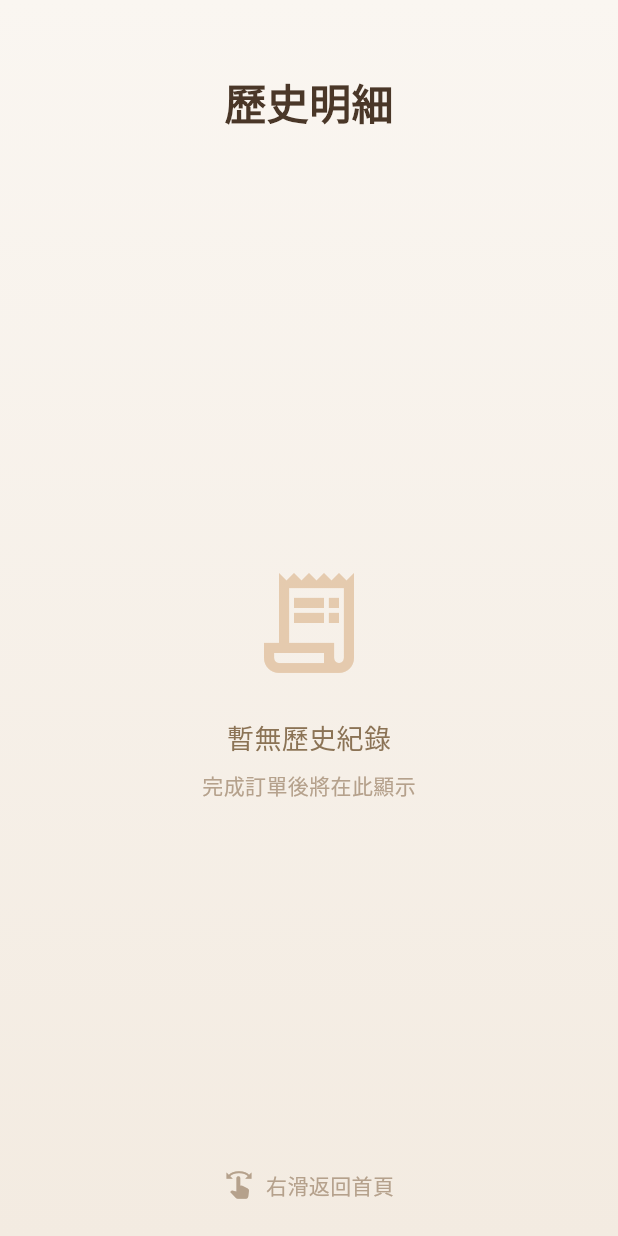
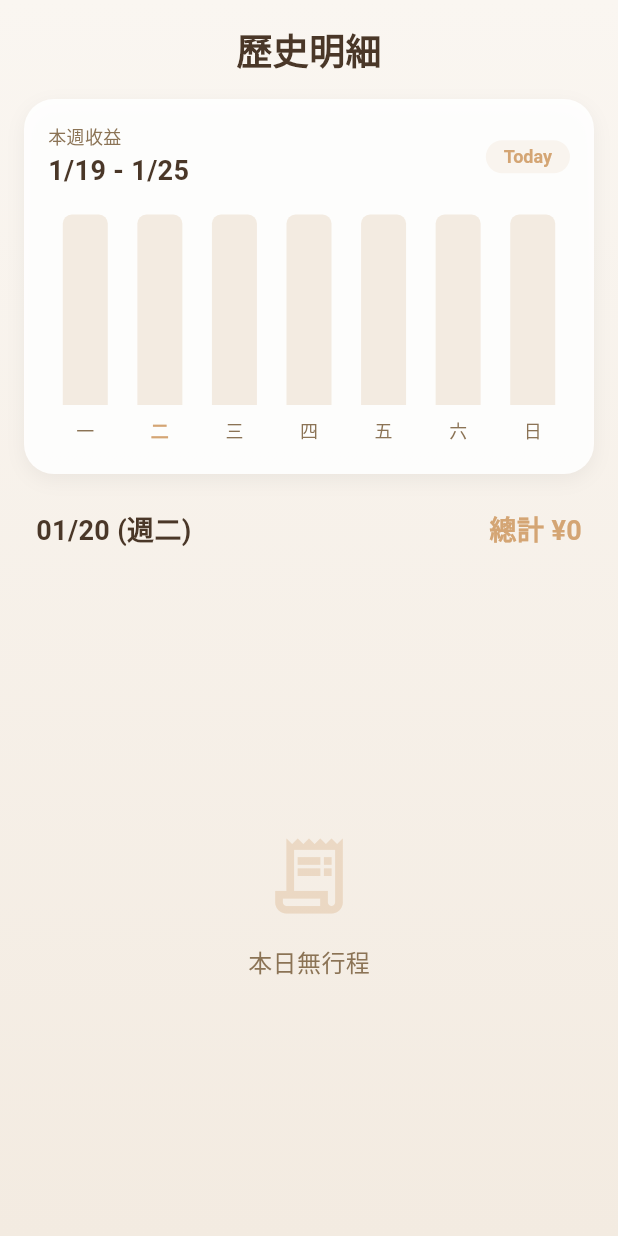
Before and after one commit to lee81116/ZooZoo_v1.0, a Flutter app: the DriverHistoryPage widget shown alone on an empty page, opened directly, on a phone screen of 412 x 824 dp. Run offline on Flutter 3.47's test engine with Material 3 defaults, Android fonts, the phone set to English and light mode, and no system bars; drawn by our look-alikes of fl_chart; our stand-ins replace flutter_map, go_router, latlong2, sensors_plus, shared_preferences; missing offline and left inert: mapbox_maps_flutter; accounts and stored records are empty.

Commit message:
historage page update

```diff
--- a/zoozoo_v1/lib/features/driver/history/presentation/pages/driver_history_page.dart
+++ b/zoozoo_v1/lib/features/driver/history/presentation/pages/driver_history_page.dart
@@ -1,6 +1,6 @@
 import 'package:flutter/material.dart';
 import 'package:intl/intl.dart';
-
+import '../widgets/weekly_earnings_chart.dart';
 import '../../../../../core/models/driver_order_history.dart';
 import '../../../../../core/services/order/order_storage_service.dart';
 import '../../../../../core/theme/app_colors.dart';
@@ -17,13 +17,47 @@ class _DriverHistoryPageState extends State<DriverHistoryPage> {
   final OrderStorageService _storageService = OrderStorageService();
   List<DriverOrderHistory> _history = [];
   bool _isLoading = true;
-  int _totalEarnings = 0;
-  double _totalDistance = 0.0;
+
+  // Week navigation
+  late DateTime _currentWeekStart;
+
+  // Data for the chart
+  Map<DateTime, int> _dailyEarnings = {};
+  DateTime? _selectedDate;
 
   @override
   void initState() {
     super.initState();
+    // Initialize to start of current week (Monday)
+    final now = DateTime.now();
+    // In Dart, weekday 1 is Monday, 7 is Sunday.
+    // We want the start of the week.
+    _currentWeekStart = DateTime(now.year, now.month, now.day).subtract(Duration(days: now.weekday - 1));
+    _selectedDate = DateTime(now.year, now.month, now.day);
     _loadHistory();
+  }
+
+  // Filtered history list based on selection
+  List<DriverOrderHistory> get _filteredHistory {
+    if (_selectedDate == null) {
+      return _history; // Fail-safe
+    }
+    return _history.where((order) => DateUtils.isSameDay(order.completedAt, _selectedDate)).toList();
+  }
+
+  int get _displayedTotalEarnings {
+     if (_selectedDate == null) return 0;
+     return _dailyEarnings[_selectedDate] ?? 0;
+  }
+
+  // Data for the chart for the CURRENTLY VIEWED week
+  Map<DateTime, int> get _currentWeekEarnings {
+    final Map<DateTime, int> weekData = {};
+    for (int i = 0; i < 7; i++) {
+      final date = _currentWeekStart.add(Duration(days: i));
+      weekData[date] = _dailyEarnings[date] ?? 0;
+    }
+    return weekData;
   }
 
   Future<void> _loadHistory() async {
@@ -31,23 +65,65 @@ class _DriverHistoryPageState extends State<DriverHistoryPage> {
 
     try {
       final history = await _storageService.getOrderHistory();
-      final earnings = await _storageService.getTotalEarnings();
-      final distance = await _storageService.getTotalDistance();
+
+      // Process ALL history into daily earnings map
+      final Map<DateTime, int> dailyEarnings = {};
+
+      for (var order in history) {
+        final date = DateTime(
+          order.completedAt.year,
+          order.completedAt.month,
+          order.completedAt.day,
+        );
+        dailyEarnings[date] = (dailyEarnings[date] ?? 0) + order.price;
+      }
 
       setState(() {
         _history = history;
-        _totalEarnings = earnings;
-        _totalDistance = distance;
+        _dailyEarnings = dailyEarnings;
         _isLoading = false;
       });
     } catch (e) {
-      setState(() => _isLoading = false);
       if (mounted) {
+        setState(() => _isLoading = false);
         ScaffoldMessenger.of(context).showSnackBar(
           SnackBar(content: Text('載入失敗: $e')),
         );
       }
     }
+  }
+
+  void _onDaySelected(DateTime date) {
+    setState(() {
+      _selectedDate = date;
+    });
+  }
+
+  void _previousWeek() {
+    setState(() {
+      _currentWeekStart = _currentWeekStart.subtract(const Duration(days: 7));
+      // Reset selection to the first day of that week? Or keep relative day?
+      // Let's reset to Monday of that week for simplicity, or keep null?
+      // Apple Health usually keeps the selection if you tap, but if just swiping...
+      // Let's select the first day of the new week to avoid confusion
+      _selectedDate = _currentWeekStart;
+    });
+  }
+
+  void _nextWeek() {
+    setState(() {
+      _currentWeekStart = _currentWeekStart.add(const Duration(days: 7));
+      _selectedDate = _currentWeekStart;
+    });
+  }
+
+  void _goToToday() {
+    final now = DateTime.now();
+    final today = DateTime(now.year, now.month, now.day);
+    setState(() {
+      _currentWeekStart = today.subtract(Duration(days: today.weekday - 1));
+      _selectedDate = today;
+    });
   }
 
   @override
@@ -59,82 +135,70 @@ class _DriverHistoryPageState extends State<DriverHistoryPage> {
       child: SafeArea(
         child: Column(
           children: [
-            const SizedBox(height: 48),
+            const SizedBox(height: 16),
             const Text(
               '歷史明細',
               style: TextStyle(
-                fontSize: 28,
+                fontSize: 24,
                 fontWeight: FontWeight.bold,
                 color: AppColors.accent,
               ),
             ),
+            const SizedBox(height: 16),
+
+            // Weekly Earnings Chart
+            if (!_isLoading)
+              SizedBox(
+                height: 250,
+                child: WeeklyEarningsChart(
+                  dailyEarnings: _currentWeekEarnings,
+                  selectedDate: _selectedDate,
+                  onDaySelected: _onDaySelected,
+                  weekStartDate: _currentWeekStart,
+                  onPreviousWeek: _previousWeek,
+                  onNextWeek: _nextWeek,
+                  onToday: _goToToday,
+                ),
+              ),
+
             const SizedBox(height: 24),
 
-            // Statistics cards
-            if (!_isLoading && _history.isNotEmpty)
+            // Selected Day Summary
+            if (_selectedDate != null)
               Padding(
                 padding: const EdgeInsets.symmetric(horizontal: 24),
                 child: Row(
+                  mainAxisAlignment: MainAxisAlignment.spaceBetween,
                   children: [
-                    Expanded(
-                      child: _StatCard(
-                        icon: Icons.receipt_long,
-                        label: '訂單數',
-                        value: '${_history.length}',
+                    Text(
+                      DateFormat('MM/dd (E)', 'zh_TW').format(_selectedDate!),
+                      style: const TextStyle(
+                        fontSize: 18,
+                        fontWeight: FontWeight.bold,
+                        color: AppColors.textPrimary,
                       ),
                     ),
-                    const SizedBox(width: 12),
-                    Expanded(
-                      child: _StatCard(
-                        icon: Icons.attach_money,
-                        label: '總收入',
-                        value: '¥$_totalEarnings',
-                      ),
-                    ),
-                    const SizedBox(width: 12),
-                    Expanded(
-                      child: _StatCard(
-                        icon: Icons.route,
-                        label: '總里程',
-                        value: '${_totalDistance.toStringAsFixed(1)} km',
+                    Text(
+                      '總計 ¥$_displayedTotalEarnings',
+                      style: const TextStyle(
+                        fontSize: 18,
+                        fontWeight: FontWeight.bold,
+                        color: AppColors.primary,
                       ),
                     ),
                   ],
                 ),
               ),
 
-            const SizedBox(height: 16),
+             const SizedBox(height: 16),
 
-            // History list
+            // History list for selected day
             Expanded(
               child: _isLoading
                   ? const Center(child: CircularProgressIndicator())
-                  : _history.isEmpty
+                  : _filteredHistory.isEmpty
                       ? _buildEmptyState()
                       : _buildHistoryList(),
-            ),
-
-            // Swipe hint
-            const Padding(
-              padding: EdgeInsets.only(bottom: 24),
-              child: Row(
-                mainAxisAlignment: MainAxisAlignment.center,
-                children: [
-                  Icon(
-                    Icons.swipe,
-                    color: AppColors.textHint,
-                    size: 20,
-                  ),
-                  SizedBox(width: 8),
-                  Text(
-                    '右滑返回首頁',
-                    style: TextStyle(
-                      color: AppColors.textHint,
-                      fontSize: 14,
-                    ),
-                  ),
-                ],
-              ),
             ),
           ],
         ),
@@ -149,23 +213,15 @@ class _DriverHistoryPageState extends State<DriverHistoryPage> {
         children: [
           Icon(
             Icons.receipt_long_outlined,
-            size: 80,
-            color: AppColors.primary.withOpacity(0.5),
+            size: 60,
+            color: AppColors.primary.withOpacity(0.3),
           ),
-          const SizedBox(height: 24),
+          const SizedBox(height: 16),
           const Text(
-            '暫無歷史紀錄',
+            '本日無行程',
             style: TextStyle(
-              fontSize: 18,
+              fontSize: 16,
               color: AppColors.textSecondary,
-            ),
-          ),
-          const SizedBox(height: 8),
-          const Text(
-            '完成訂單後將在此顯示',
-            style: TextStyle(
-              fontSize: 14,
-              color: AppColors.textHint,
             ),
           ),
         ],
@@ -174,69 +230,17 @@ class _DriverHistoryPageState extends State<DriverHistoryPage> {
   }
 
   Widget _buildHistoryList() {
-    return RefreshIndicator(
-      onRefresh: _loadHistory,
-      child: ListView.builder(
-        padding: const EdgeInsets.symmetric(horizontal: 16),
-        itemCount: _history.length,
-        itemBuilder: (context, index) {
-          final order = _history[index];
-          return _OrderHistoryCard(order: order);
-        },
-      ),
-    );
-  }
-}
+    // Sort by time descending
+    final sortedList = List<DriverOrderHistory>.from(_filteredHistory)
+      ..sort((a, b) => b.completedAt.compareTo(a.completedAt));
 
-/// Statistics card widget
-class _StatCard extends StatelessWidget {
-  final IconData icon;
-  final String label;
-  final String value;
-
-  const _StatCard({
-    required this.icon,
-    required this.label,
-    required this.value,
-  });
-
-  @override
-  Widget build(BuildContext context) {
-    return Container(
-      padding: const EdgeInsets.all(12),
-      decoration: BoxDecoration(
-        color: Colors.white.withOpacity(0.9),
-        borderRadius: BorderRadius.circular(16),
-        boxShadow: [
-          BoxShadow(
-            color: Colors.black.withOpacity(0.05),
-            blurRadius: 10,
-            offset: const Offset(0, 4),
-          ),
-        ],
-      ),
-      child: Column(
-        children: [
-          Icon(icon, color: AppColors.primary, size: 24),
-          const SizedBox(height: 4),
-          Text(
-            label,
-            style: const TextStyle(
-              fontSize: 11,
-              color: AppColors.textSecondary,
-            ),
-          ),
-          const SizedBox(height: 2),
-          Text(
-            value,
-            style: const TextStyle(
-              fontSize: 14,
-              fontWeight: FontWeight.bold,
-              color: AppColors.textPrimary,
-            ),
-          ),
-        ],
-      ),
+    return ListView.builder(
+      padding: const EdgeInsets.symmetric(horizontal: 16),
+      itemCount: sortedList.length,
+      itemBuilder: (context, index) {
+        final order = sortedList[index];
+        return _OrderHistoryCard(order: order);
+      },
     );
   }
 }
@@ -249,7 +253,7 @@ class _OrderHistoryCard extends StatelessWidget {
 
   @override
   Widget build(BuildContext context) {
-    final dateFormat = DateFormat('MM/dd HH:mm');
+    final dateFormat = DateFormat('HH:mm');
 
     return Container(
       margin: const EdgeInsets.only(bottom: 12),
@@ -268,21 +272,22 @@ class _OrderHistoryCard extends StatelessWidget {
       child: Column(
         crossAxisAlignment: CrossAxisAlignment.start,
         children: [
-          // Header: Date and Price
+          // Header: Time and Price
           Row(
             mainAxisAlignment: MainAxisAlignment.spaceBetween,
             children: [
               Text(
                 dateFormat.format(order.completedAt),
                 style: const TextStyle(
-                  fontSize: 13,
-                  color: AppColors.textSecondary,
+                  fontSize: 15,
+                  fontWeight: FontWeight.w600,
+                  color: AppColors.textPrimary,
                 ),
               ),
               Text(
                 '¥${order.price}',
                 style: const TextStyle(
-                  fontSize: 18,
+                  fontSize: 16,
                   fontWeight: FontWeight.bold,
                   color: AppColors.accent,
                 ),
@@ -306,7 +311,7 @@ class _OrderHistoryCard extends StatelessWidget {
                   ),
                   Container(
                     width: 2,
-                    height: 24,
+                    height: 20,
                     color: AppColors.textHint,
                   ),
                   Container(
@@ -328,65 +333,24 @@ class _OrderHistoryCard extends StatelessWidget {
                     Text(
                       order.pickupAddress,
                       style: const TextStyle(
-                        fontSize: 15,
-                        fontWeight: FontWeight.w500,
+                        fontSize: 14,
                         color: AppColors.textPrimary,
                       ),
+                      maxLines: 1,
+                      overflow: TextOverflow.ellipsis,
                     ),
-                    const SizedBox(height: 24),
+                    const SizedBox(height: 12),
                     Text(
                       order.destinationAddress,
                       style: const TextStyle(
-                        fontSize: 15,
-                        fontWeight: FontWeight.w500,
+                        fontSize: 14,
                         color: AppColors.textPrimary,
                       ),
+                      maxLines: 1,
+                      overflow: TextOverflow.ellipsis,
                     ),
                   ],
                 ),
-              ),
-            ],
-          ),
-
-          const SizedBox(height: 12),
-
-          // Footer: Passenger and Distance
-          Row(
-            mainAxisAlignment: MainAxisAlignment.spaceBetween,
-            children: [
-              Row(
-                children: [
-                  const Icon(
-                    Icons.person_outline,
-                    size: 16,
-                    color: AppColors.textSecondary,
-                  ),
-                  const SizedBox(width: 4),
-                  Text(
-                    order.passengerName,
-                    style: const TextStyle(
-                      fontSize: 13,
-                      color: AppColors.textSecondary,
-                    ),
-                  ),
-                ],
-              ),
-              Row(
-                children: [
-                  const Icon(
-                    Icons.route,
-                    size: 16,
-                    color: AppColors.textSecondary,
-                  ),
-                  const SizedBox(width: 4),
-                  Text(
-                    '${order.distance.toStringAsFixed(1)} km',
-                    style: const TextStyle(
-                      fontSize: 13,
-                      color: AppColors.textSecondary,
-                    ),
-                  ),
-                ],
               ),
             ],
           ),
--- /dev/null
+++ b/zoozoo_v1/lib/features/driver/history/presentation/widgets/weekly_earnings_chart.dart
@@ -0,0 +1,232 @@
+import 'package:fl_chart/fl_chart.dart';
+import 'package:flutter/material.dart';
+import 'package:intl/intl.dart';
+import '../../../../../core/theme/app_colors.dart';
+
+class WeeklyEarningsChart extends StatelessWidget {
+  final Map<DateTime, int> dailyEarnings;
+  final DateTime? selectedDate;
+  final Function(DateTime) onDaySelected;
+  final DateTime weekStartDate;
+  final VoidCallback onPreviousWeek;
+  final VoidCallback onNextWeek;
+  final VoidCallback onToday;
+
+  const WeeklyEarningsChart({
+    super.key,
+    required this.dailyEarnings,
+    required this.selectedDate,
+    required this.onDaySelected,
+    required this.weekStartDate,
+    required this.onPreviousWeek,
+    required this.onNextWeek,
+    required this.onToday,
+  });
+
+  @override
+  Widget build(BuildContext context) {
+    final sortedKeys = dailyEarnings.keys.toList()
+      ..sort((a, b) => a.compareTo(b));
+
+    double maxEarning = 0;
+    for (var earning in dailyEarnings.values) {
+      if (earning > maxEarning) maxEarning = earning.toDouble();
+    }
+    maxEarning = maxEarning == 0 ? 100 : maxEarning * 1.2;
+
+    // Date Range String: "M/d - M/d"
+    final weekEnd = weekStartDate.add(const Duration(days: 6));
+    final dateRange = '${DateFormat('M/d').format(weekStartDate)} - ${DateFormat('M/d').format(weekEnd)}';
+
+    return GestureDetector(
+      onHorizontalDragEnd: (details) {
+        if (details.primaryVelocity! > 0) {
+          // Swift Right -> Previous
+          onPreviousWeek();
+        } else if (details.primaryVelocity! < 0) {
+          // Swipe Left -> Next
+          onNextWeek();
+        }
+      },
+      child: Container(
+        height: 200,
+        padding: const EdgeInsets.all(16),
+        margin: const EdgeInsets.symmetric(horizontal: 16),
+        decoration: BoxDecoration(
+          color: Colors.white.withOpacity(0.9),
+          borderRadius: BorderRadius.circular(20),
+          boxShadow: [
+            BoxShadow(
+              color: Colors.black.withOpacity(0.05),
+              blurRadius: 10,
+              offset: const Offset(0, 4),
+            ),
+          ],
+        ),
+        child: Column(
+          crossAxisAlignment: CrossAxisAlignment.start,
+          children: [
+            // Header: Date Range and Today Button
+            Row(
+              mainAxisAlignment: MainAxisAlignment.spaceBetween,
+              children: [
+                Column(
+                  crossAxisAlignment: CrossAxisAlignment.start,
+                  children: [
+                    const Text(
+                      '本週收益',
+                      style: TextStyle(
+                        fontSize: 12,
+                        color: AppColors.textSecondary,
+                      ),
+                    ),
+                    const SizedBox(height: 2),
+                    Text(
+                      dateRange,
+                      style: const TextStyle(
+                        fontSize: 18,
+                        fontWeight: FontWeight.bold,
+                        color: AppColors.textPrimary,
+                      ),
+                    ),
+                  ],
+                ),
+                TextButton(
+                  onPressed: onToday,
+                  style: TextButton.styleFrom(
+                    padding: const EdgeInsets.symmetric(horizontal: 12, vertical: 4),
+                    minimumSize: Size.zero,
+                    tapTargetSize: MaterialTapTargetSize.shrinkWrap,
+                    backgroundColor: AppColors.primary.withOpacity(0.1),
+                    shape: RoundedRectangleBorder(
+                      borderRadius: BorderRadius.circular(20),
+                    ),
+                  ),
+                  child: const Text(
+                    'Today',
+                    style: TextStyle(
+                      fontSize: 12,
+                      fontWeight: FontWeight.bold,
+                      color: AppColors.primary,
+                    ),
+                  ),
+                ),
+              ],
+            ),
+            const SizedBox(height: 16),
+            Expanded(
+              child: BarChart(
+                BarChartData(
+                  alignment: BarChartAlignment.spaceAround,
+                  maxY: maxEarning,
+                  barTouchData: BarTouchData(
+                    allowTouchBarBackDraw: true,
+                    touchTooltipData: BarTouchTooltipData(
+                      getTooltipColor: (_) => AppColors.accent,
+                      getTooltipItem: (group, groupIndex, rod, rodIndex) {
+                        final date = sortedKeys[group.x.toInt()];
+                        final earning = dailyEarnings[date];
+                        return BarTooltipItem(
+                          '¥$earning',
+                          const TextStyle(
+                            color: Colors.white,
+                            fontWeight: FontWeight.bold,
+                          ),
+                        );
+                      },
+                    ),
+                    touchCallback: (FlTouchEvent event, barTouchResponse) {
+                      if (!event.isInterestedForInteractions ||
+                          barTouchResponse == null ||
+                          barTouchResponse.spot == null) {
+                        return;
+                      }
+                      if (event is FlTapUpEvent) {
+                        final index = barTouchResponse.spot!.touchedBarGroupIndex;
+                        if (index >= 0 && index < sortedKeys.length) {
+                          onDaySelected(sortedKeys[index]);
+                        }
+                      }
+                    },
+                  ),
+                  titlesData: FlTitlesData(
+                    show: true,
+                    bottomTitles: AxisTitles(
+                      sideTitles: SideTitles(
+                        showTitles: true,
+                        getTitlesWidget: (value, meta) {
+                          if (value < 0 || value >= sortedKeys.length) {
+                            return const SizedBox();
+                          }
+                          final date = sortedKeys[value.toInt()];
+                          final isSelected = selectedDate != null &&
+                              DateUtils.isSameDay(selectedDate, date);
+
+                          return Padding(
+                            padding: const EdgeInsets.only(top: 8.0),
+                            child: Text(
+                              DateFormat('E', 'zh_TW').format(date).replaceAll('週', ''),
+                              style: TextStyle(
+                                color: isSelected
+                                    ? AppColors.primary
+                                    : AppColors.textSecondary,
+                                fontWeight: isSelected
+                                    ? FontWeight.bold
+                                    : FontWeight.normal,
+                                fontSize: 12,
+                              ),
+                            ),
+                          );
+                        },
+                        reservedSize: 30,
+                      ),
+                    ),
+                    leftTitles: const AxisTitles(
+                      sideTitles: SideTitles(showTitles: false),
+                    ),
+                    topTitles: const AxisTitles(
+                      sideTitles: SideTitles(showTitles: false),
+                    ),
+                    rightTitles: const AxisTitles(
+                      sideTitles: SideTitles(showTitles: false),
+                    ),
+                  ),
+                  gridData: const FlGridData(show: false),
+                  borderData: FlBorderData(show: false),
+                  barGroups: sortedKeys.asMap().entries.map((entry) {
+                    final index = entry.key;
+                    final date = entry.value;
+                    final earning = dailyEarnings[date] ?? 0;
+                    final isSelected = selectedDate != null &&
+                        DateUtils.isSameDay(selectedDate, date);
+
+                    return BarChartGroupData(
+                      x: index,
+                      barRods: [
+                        BarChartRodData(
+                          toY: earning.toDouble(),
+                          color: isSelected
+                              ? AppColors.primary
+                              : AppColors.primary.withOpacity(0.3),
+                          width: 30,
+                          borderRadius: const BorderRadius.vertical(
+                            top: Radius.circular(6),
+                          ),
+                          backDrawRodData: BackgroundBarChartRodData(
+                            show: true,
+                            toY: maxEarning,
+                            color: AppColors.backgroundSecondary,
+                          ),
+                        ),
+                      ],
+                    );
+                  }).toList(),
+                ),
+              ),
+            ),
+          ],
+        ),
+      ),
+    );
+  }
+}
--- a/zoozoo_v1/pubspec.yaml
+++ b/zoozoo_v1/pubspec.yaml
@@ -29,6 +29,7 @@ dependencies:
 
   # Internationalization
   intl: ^0.19.0
+  fl_chart: ^1.1.1
 
 dev_dependencies:
   flutter_test:
```
Also changed, not shown: zoozoo_v1/lib/main.dart (+6 -1 lines), zoozoo_v1/pubspec.lock.
